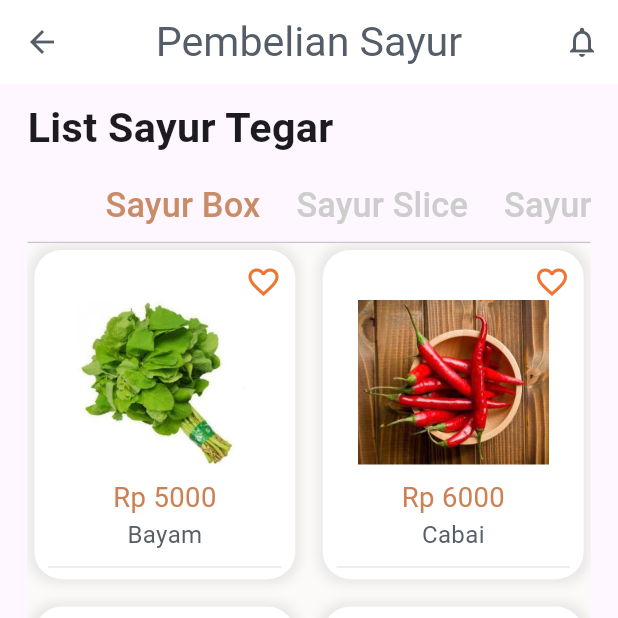
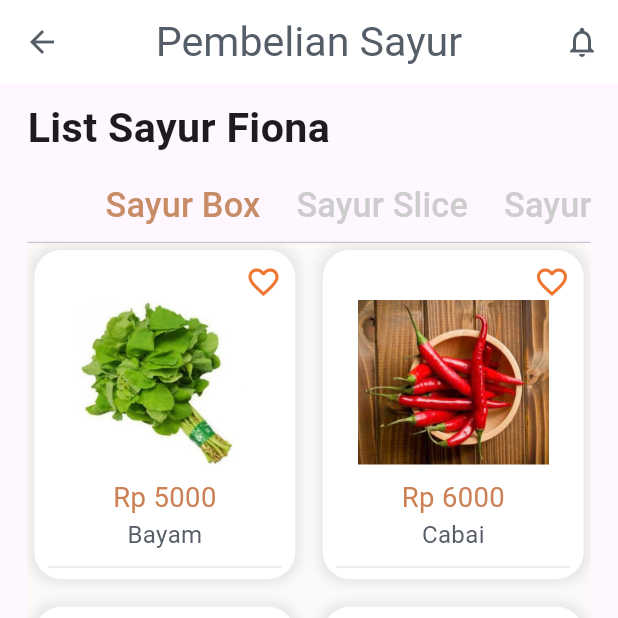
Before and after one commit to vionapardede22-ai/week6sesi2, a Flutter app: the screen it shows after launch, on a phone screen of 412 x 824 dp, the top half of it. Run offline on Flutter 3.47's test engine with Material 3 defaults, Android fonts, the phone set to English and light mode, and no system bars; our stand-ins replace flutter_screenutil, font_awesome_flutter; Roboto replaces fonts that are missing (Varela).

Commit message:
Update halaman sayur

```diff
--- a/lib/home.dart
+++ b/lib/home.dart
@@ -9,7 +9,6 @@ class Home extends StatefulWidget {
   @override
   State<Home> createState() => _HomeState();
 }
-
 class _HomeState extends State<Home> with SingleTickerProviderStateMixin {
   TabController? _tabController;
 
@@ -18,7 +17,6 @@ class _HomeState extends State<Home> with SingleTickerProviderStateMixin {
     super.initState();
     _tabController = TabController(length: 3, vsync: this);
   }
-
   @override
   Widget build(BuildContext context) {
     return Scaffold(
@@ -55,7 +53,7 @@ class _HomeState extends State<Home> with SingleTickerProviderStateMixin {
         padding: EdgeInsets.symmetric(horizontal: 16.sp),
         children: [
           SizedBox(height: 8.0.h),
-          Text('List Sayur Tegar',
+          Text('List Sayur Fiona',
               style: TextStyle(
                   fontFamily: 'Varela',
                   fontSize: 24.0.sp,
--- a/lib/main.dart
+++ b/lib/main.dart
@@ -6,7 +6,6 @@ import 'package:flutter_screenutil/flutter_screenutil.dart';
 void main() {
   runApp(const MyApp());
 }
-
 class MyApp extends StatelessWidget {
   const MyApp({super.key});
 
@@ -19,7 +18,7 @@ class MyApp extends StatelessWidget {
       builder: (context, child) {
         return MaterialApp(
           debugShowCheckedModeBanner: false,
-          title: 'Sayur Mayur si Tegar',
+          title: 'Sayur Mayur si Fiona',
           theme: ThemeData(
             primarySwatch: Colors.blue,
           ),
--- a/lib/screen/sayur_detail.dart
+++ b/lib/screen/sayur_detail.dart
@@ -136,9 +136,9 @@ class SayurDetail extends StatelessWidget {
                 child: InkWell(
                   onTap: () async {
                     final pesan =
-                        'Hi Tegar Sayur, Saya mau order $sayurname untuk hari ini, apa bisa diantar kerumah?';
+                        'Hi Fiona Sayur, Saya mau order $sayurname untuk hari ini, apa bisa diantar kerumah?';
                     final uri = Uri.parse(
-                      'https://wa.me/628123456789?text=${Uri.encodeComponent(pesan)}',
+                      'https://wa.me/08211212133?text=${Uri.encodeComponent(pesan)}',
                     );
                     final berhasil = await launchUrl(
                       uri,
```
